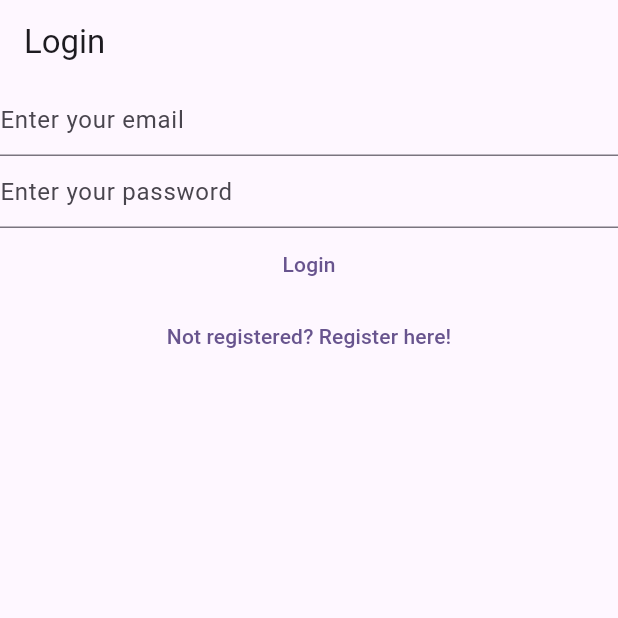
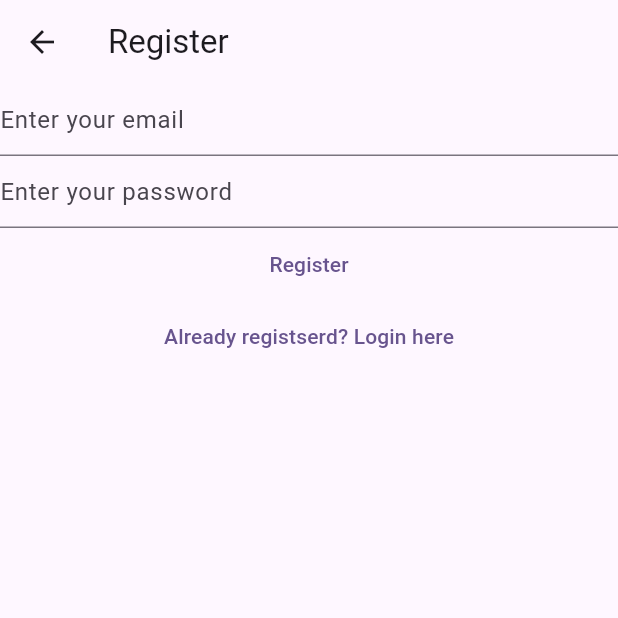
Before and after one commit to JamesRaphaelJRC/my-notes, a Flutter app: the screen it shows after launch, after a tap on "Not registered? Register here!", on a phone screen of 412 x 824 dp, the top half of it. Run offline on Flutter 3.47's test engine with Material 3 defaults, Android fonts, the phone set to English and light mode, and no system bars; our stand-ins replace firebase_auth, firebase_core; accounts and stored records are empty; network calls fail.

Commit message:
refactor routes in constants

```diff
--- /dev/null
+++ b/lib/constants/routes.dart
@@ -0,0 +1,3 @@
+const loginRoute = '/login/';
+const registerRoute = '/register/';
+const notesRoute = '/notes/';
--- a/lib/main.dart
+++ b/lib/main.dart
@@ -1,11 +1,12 @@
+import 'dart:developer' show log;
 import 'package:firebase_auth/firebase_auth.dart';
 import 'package:firebase_core/firebase_core.dart';
 import 'package:flutter/material.dart';
+import 'package:mynotes/constants/routes.dart';
 import 'package:mynotes/firebase_options.dart';
 import 'package:mynotes/views/login_view.dart';
 import 'package:mynotes/views/register_view.dart';
 import 'package:mynotes/views/verify_email_view.dart';
-import 'dart:developer' show log;
 
 void main() {
   // initialize flutter b4 anything else.
@@ -18,12 +19,12 @@ void main() {
         colorScheme: ColorScheme.fromSeed(seedColor: Colors.deepPurple),
         useMaterial3: true,
       ),
-      // home: const HomePage(),
+      home: const HomePage(),
       routes: {
-        '/': (context) => const HomePage(),
-        '/login/': (context) => const LoginView(),
-        '/register/': (context) => const RegisterView(),
-        '/notes/': (context) => const NotesView(),
+        // '/': (context) => const HomePage(),
+        loginRoute: (context) => const LoginView(),
+        registerRoute: (context) => const RegisterView(),
+        notesRoute: (context) => const NotesView(),
       },
     ),
   );
@@ -119,7 +120,7 @@ class _NotesViewState extends State<NotesView> {
     await FirebaseAuth.instance.signOut();
     // Ensure this operation is performed only if the widget is still mounted
     if (mounted) {
-      Navigator.of(context).pushNamedAndRemoveUntil('/login', (route) => false);
+      Navigator.of(context).pushNamedAndRemoveUntil(loginRoute, (route) => false);
     }
   }
 }
--- a/lib/views/login_view.dart
+++ b/lib/views/login_view.dart
@@ -1,6 +1,8 @@
 import 'package:firebase_auth/firebase_auth.dart';
 import 'package:flutter/material.dart';
 import 'dart:developer' show log;
+
+import 'package:mynotes/constants/routes.dart';
 
 class LoginView extends StatefulWidget {
   const LoginView({super.key});
@@ -75,7 +77,7 @@ class _LoginViewState extends State<LoginView> {
           ),
           TextButton(
               onPressed: () {
-                Navigator.pushNamed(context, '/register');
+                Navigator.pushNamed(context, registerRoute);
               },
               child: const Text('Not registered? Register here!'))
         ],
@@ -86,6 +88,6 @@ class _LoginViewState extends State<LoginView> {
   void redirectToHomePage() {
     // false means just remove every routes from the view stack and push this
     // new one to the screen
-    Navigator.of(context).pushNamedAndRemoveUntil('/notes/', (route) => false);
+    Navigator.of(context).pushNamedAndRemoveUntil(notesRoute, (route) => false);
   }
 }
--- a/lib/views/register_view.dart
+++ b/lib/views/register_view.dart
@@ -1,6 +1,8 @@
 import 'package:firebase_auth/firebase_auth.dart';
 import 'package:flutter/material.dart';
 import 'dart:developer' show log;
+
+import 'package:mynotes/constants/routes.dart';
 
 class RegisterView extends StatefulWidget {
   const RegisterView({super.key});
@@ -80,7 +82,7 @@ class _RegisterViewState extends State<RegisterView> {
           ),
           TextButton(
               onPressed: () {
-                Navigator.pushNamed(context, '/login');
+                Navigator.pushNamed(context, loginRoute);
               },
               child: const Text('Already registserd? Login here'))
         ],
```
